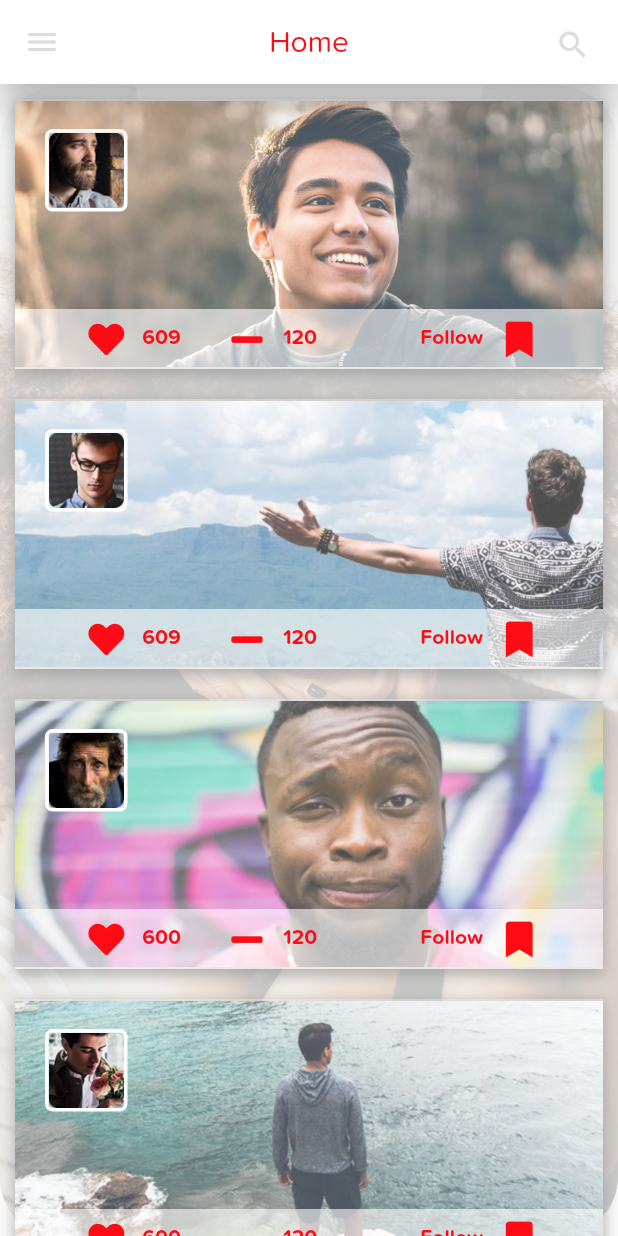
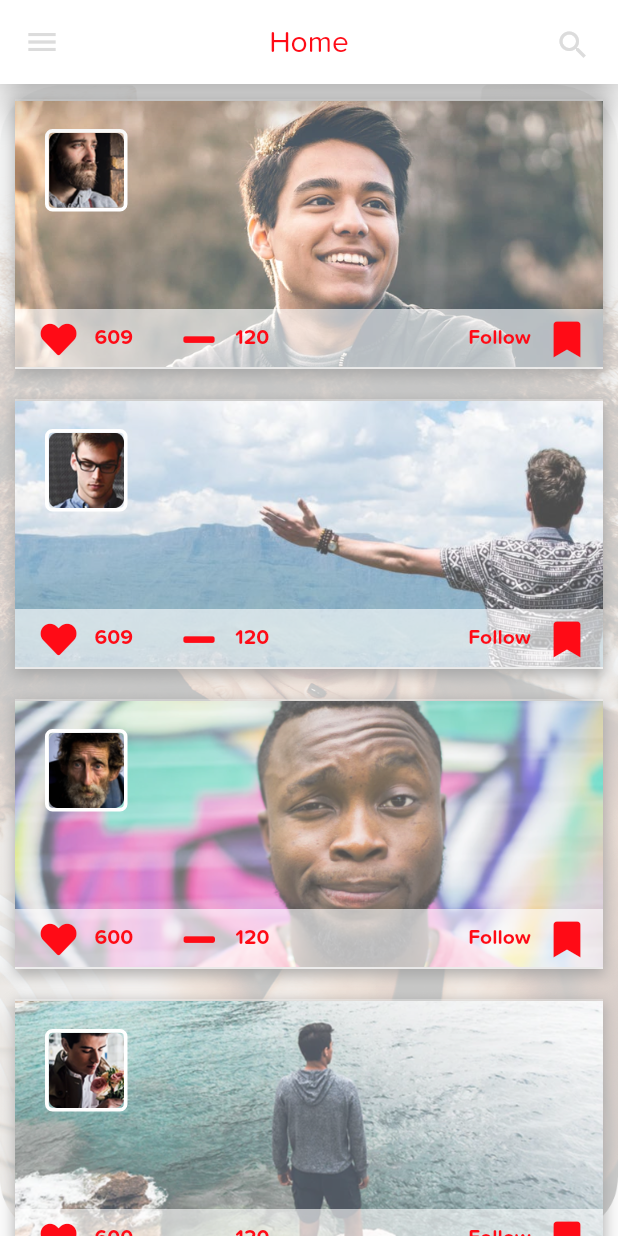
Before and after one commit to Sigilai5/YingYang, a Flutter app: the screen it shows after launch, on a phone screen of 412 x 824 dp. Run offline on Flutter 3.47's test engine with Material 2 defaults, Android fonts, the phone set to English and light mode, and no system bars; our stand-ins replace font_awesome_flutter.

Commit message:
Change to  spaceBetween

```diff
--- a/lib/modules/home.dart
+++ b/lib/modules/home.dart
@@ -144,11 +144,10 @@ class _MyHomePageState extends State<MyHomePage> {
                           color: Color.fromRGBO(255, 255, 255, 0.6),
                           height: 40,
                           child: Row(
-                            mainAxisAlignment: MainAxisAlignment.spaceAround,
+                            mainAxisAlignment: MainAxisAlignment.spaceBetween,
                             children: <Widget>[
                               Row(
-                                mainAxisAlignment:
-                                    MainAxisAlignment.spaceBetween,
+                                mainAxisAlignment: MainAxisAlignment.start,
                                 children: <Widget>[
                                   Container(
                                     margin: EdgeInsets.fromLTRB(5, 0, 5, 0),
```
